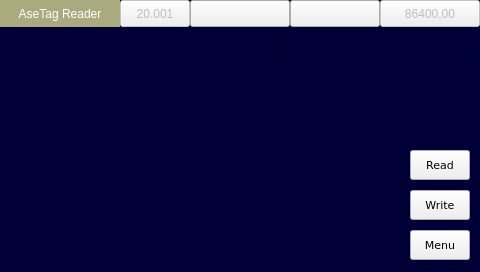
Qt form AnyTPAC/AseUSBTagReader/page100.ui (MECTsrl/mect_apps) before a commit.
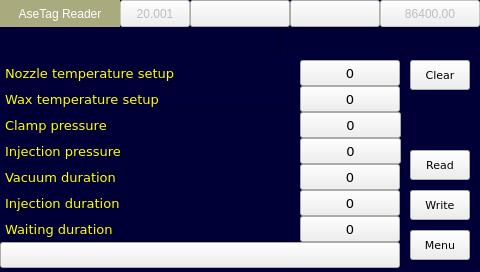
The same form after that commit. Custom widgets are drawn as their Qt base class.

```diff
--- a/AnyTPAC/AseUSBTagReader/page100.ui
+++ b/AnyTPAC/AseUSBTagReader/page100.ui
@@ -543,6 +543,613 @@
 <enum>QFrame::Raised</enum>
 </property>
 </widget>
+<widget class="QLabel" name="label_19">
+<property name="geometry">
+<rect>
+<x>0</x>
+<y>60</y>
+<width>300</width>
+<height>26</height>
+</rect>
+</property>
+<property name="font">
+<font>
+<family>DejaVu Sans</family>
+<pointsize>10</pointsize>
+</font>
+</property>
+<property name="frameShape">
+<enum>QFrame::Panel</enum>
+</property>
+<property name="frameShadow">
+<enum>QFrame::Raised</enum>
+</property>
+<property name="text">
+<string>Nozzle temperature setup</string>
+</property>
+<property name="alignment">
+<set>Qt::AlignLeading|Qt::AlignLeft|Qt::AlignVCenter</set>
+</property>
+</widget>
+<widget class="ATCMlabel" name="atcmLabel_9">
+<property name="geometry">
+<rect>
+<x>300</x>
+<y>86</y>
+<width>100</width>
+<height>26</height>
+</rect>
+</property>
+<property name="font">
+<font>
+<family>DejaVu Sans</family>
+<pointsize>10</pointsize>
+</font>
+</property>
+<property name="text">
+<string>0</string>
+</property>
+<property name="toolTip">
+<string>Tmp_TempSerbatoi</string>
+</property>
+<property name="whatsThis">
+<string>ATCMlabel widget</string>
+</property>
+<property name="variable">
+<string>Tmp_TempSerbatoi</string>
+</property>
+<property name="refresh">
+<number>200</number>
+</property>
+<property name="max">
+<string notr="true">85</string>
+</property>
+<property name="min">
+<string notr="true">50</string>
+</property>
+<property name="viewStatus">
+<bool>false</bool>
+</property>
+<property name="visibilityVar">
+<string/>
+</property>
+<property name="borderWidth">
+<number>1</number>
+</property>
+<property name="borderRadius">
+<number>0</number>
+</property>
+</widget>
+<widget class="ATCMlabel" name="atcmLabel_12">
+<property name="geometry">
+<rect>
+<x>300</x>
+<y>138</y>
+<width>101</width>
+<height>26</height>
+</rect>
+</property>
+<property name="font">
+<font>
+<family>DejaVu Sans</family>
+<pointsize>10</pointsize>
+</font>
+</property>
+<property name="text">
+<string>0</string>
+</property>
+<property name="toolTip">
+<string>Tmp_P5</string>
+</property>
+<property name="whatsThis">
+<string>ATCMlabel widget</string>
+</property>
+<property name="variable">
+<string>Tmp_P5</string>
+</property>
+<property name="refresh">
+<number>200</number>
+</property>
+<property name="max">
+<string notr="true">5</string>
+</property>
+<property name="min">
+<string notr="true">0.2</string>
+</property>
+<property name="viewStatus">
+<bool>false</bool>
+</property>
+<property name="visibilityVar">
+<string/>
+</property>
+<property name="borderWidth">
+<number>1</number>
+</property>
+<property name="borderRadius">
+<number>0</number>
+</property>
+</widget>
+<widget class="ATCMlabel" name="atcmLabel_11">
+<property name="geometry">
+<rect>
+<x>300</x>
+<y>216</y>
+<width>100</width>
+<height>26</height>
+</rect>
+</property>
+<property name="font">
+<font>
+<family>DejaVu Sans</family>
+<pointsize>10</pointsize>
+</font>
+</property>
+<property name="text">
+<string>0</string>
+</property>
+<property name="toolTip">
+<string>Tmp_TEMPO3</string>
+</property>
+<property name="whatsThis">
+<string>ATCMlabel widget</string>
+</property>
+<property name="variable">
+<string>Tmp_TEMPO3</string>
+</property>
+<property name="refresh">
+<number>200</number>
+</property>
+<property name="max">
+<string notr="true">20</string>
+</property>
+<property name="min">
+<string notr="true">0</string>
+</property>
+<property name="viewStatus">
+<bool>false</bool>
+</property>
+<property name="visibilityVar">
+<string/>
+</property>
+<property name="borderWidth">
+<number>1</number>
+</property>
+<property name="borderRadius">
+<number>0</number>
+</property>
+</widget>
+<widget class="QLabel" name="label_37">
+<property name="geometry">
+<rect>
+<x>0</x>
+<y>112</y>
+<width>300</width>
+<height>26</height>
+</rect>
+</property>
+<property name="font">
+<font>
+<family>DejaVu Sans</family>
+<pointsize>10</pointsize>
+</font>
+</property>
+<property name="frameShape">
+<enum>QFrame::Panel</enum>
+</property>
+<property name="frameShadow">
+<enum>QFrame::Raised</enum>
+</property>
+<property name="text">
+<string>Clamp pressure</string>
+</property>
+<property name="alignment">
+<set>Qt::AlignLeading|Qt::AlignLeft|Qt::AlignVCenter</set>
+</property>
+</widget>
+<widget class="QLabel" name="label_20">
+<property name="geometry">
+<rect>
+<x>0</x>
+<y>86</y>
+<width>300</width>
+<height>26</height>
+</rect>
+</property>
+<property name="font">
+<font>
+<family>DejaVu Sans</family>
+<pointsize>10</pointsize>
+</font>
+</property>
+<property name="frameShape">
+<enum>QFrame::Panel</enum>
+</property>
+<property name="frameShadow">
+<enum>QFrame::Raised</enum>
+</property>
+<property name="text">
+<string>Wax temperature setup</string>
+</property>
+<property name="alignment">
+<set>Qt::AlignLeading|Qt::AlignLeft|Qt::AlignVCenter</set>
+</property>
+</widget>
+<widget class="QLabel" name="label_31">
+<property name="geometry">
+<rect>
+<x>0</x>
+<y>164</y>
+<width>300</width>
+<height>26</height>
+</rect>
+</property>
+<property name="font">
+<font>
+<family>DejaVu Sans</family>
+<pointsize>10</pointsize>
+</font>
+</property>
+<property name="frameShape">
+<enum>QFrame::Panel</enum>
+</property>
+<property name="frameShadow">
+<enum>QFrame::Raised</enum>
+</property>
+<property name="text">
+<string>Vacuum duration</string>
+</property>
+<property name="alignment">
+<set>Qt::AlignLeading|Qt::AlignLeft|Qt::AlignVCenter</set>
+</property>
+</widget>
+<widget class="QLabel" name="label_36">
+<property name="geometry">
+<rect>
+<x>0</x>
+<y>216</y>
+<width>300</width>
+<height>26</height>
+</rect>
+</property>
+<property name="font">
+<font>
+<family>DejaVu Sans</family>
+<pointsize>10</pointsize>
+</font>
+</property>
+<property name="frameShape">
+<enum>QFrame::Panel</enum>
+</property>
+<property name="frameShadow">
+<enum>QFrame::Raised</enum>
+</property>
+<property name="text">
+<string>Waiting duration</string>
+</property>
+<property name="alignment">
+<set>Qt::AlignLeading|Qt::AlignLeft|Qt::AlignVCenter</set>
+</property>
+</widget>
+<widget class="QLabel" name="label_39">
+<property name="geometry">
+<rect>
+<x>0</x>
+<y>138</y>
+<width>300</width>
+<height>26</height>
+</rect>
+</property>
+<property name="font">
+<font>
+<family>DejaVu Sans</family>
+<pointsize>10</pointsize>
+</font>
+</property>
+<property name="frameShape">
+<enum>QFrame::Panel</enum>
+</property>
+<property name="frameShadow">
+<enum>QFrame::Raised</enum>
+</property>
+<property name="text">
+<string>Injection pressure</string>
+</property>
+<property name="alignment">
+<set>Qt::AlignLeading|Qt::AlignLeft|Qt::AlignVCenter</set>
+</property>
+</widget>
+<widget class="QLabel" name="label_28">
+<property name="geometry">
+<rect>
+<x>0</x>
+<y>190</y>
+<width>300</width>
+<height>26</height>
+</rect>
+</property>
+<property name="font">
+<font>
+<family>DejaVu Sans</family>
+<pointsize>10</pointsize>
+</font>
+</property>
+<property name="frameShape">
+<enum>QFrame::Panel</enum>
+</property>
+<property name="frameShadow">
+<enum>QFrame::Raised</enum>
+</property>
+<property name="text">
+<string>Injection duration</string>
+</property>
+<property name="alignment">
+<set>Qt::AlignLeading|Qt::AlignLeft|Qt::AlignVCenter</set>
+</property>
+</widget>
+<widget class="ATCMlabel" name="atcmLabel_8">
+<property name="geometry">
+<rect>
+<x>300</x>
+<y>164</y>
+<width>100</width>
+<height>26</height>
+</rect>
+</property>
+<property name="font">
+<font>
+<family>DejaVu Sans</family>
+<pointsize>10</pointsize>
+</font>
+</property>
+<property name="text">
+<string>0</string>
+</property>
+<property name="toolTip">
+<string>Tmp_TEMPO1</string>
+</property>
+<property name="whatsThis">
+<string>ATCMlabel widget</string>
+</property>
+<property name="variable">
+<string>Tmp_TEMPO1</string>
+</property>
+<property name="refresh">
+<number>200</number>
+</property>
+<property name="max">
+<string notr="true">30</string>
+</property>
+<property name="min">
+<string notr="true">1</string>
+</property>
+<property name="viewStatus">
+<bool>false</bool>
+</property>
+<property name="visibilityVar">
+<string/>
+</property>
+<property name="borderWidth">
+<number>1</number>
+</property>
+<property name="borderRadius">
+<number>0</number>
+</property>
+</widget>
+<widget class="ATCMlabel" name="atcmLabel_6">
+<property name="geometry">
+<rect>
+<x>300</x>
+<y>190</y>
+<width>100</width>
+<height>26</height>
+</rect>
+</property>
+<property name="font">
+<font>
+<family>DejaVu Sans</family>
+<pointsize>10</pointsize>
+</font>
+</property>
+<property name="text">
+<string>0</string>
+</property>
+<property name="toolTip">
+<string>Tmp_TEMPO2</string>
+</property>
+<property name="whatsThis">
+<string>ATCMlabel widget</string>
+</property>
+<property name="variable">
+<string>Tmp_TEMPO2</string>
+</property>
+<property name="refresh">
+<number>200</number>
+</property>
+<property name="max">
+<string notr="true">30</string>
+</property>
+<property name="min">
+<string notr="true">1</string>
+</property>
+<property name="viewStatus">
+<bool>false</bool>
+</property>
+<property name="visibilityVar">
+<string/>
+</property>
+<property name="borderWidth">
+<number>1</number>
+</property>
+<property name="borderRadius">
+<number>0</number>
+</property>
+</widget>
+<widget class="ATCMlabel" name="atcmLabel_7">
+<property name="geometry">
+<rect>
+<x>300</x>
+<y>60</y>
+<width>100</width>
+<height>26</height>
+</rect>
+</property>
+<property name="font">
+<font>
+<family>DejaVu Sans</family>
+<pointsize>10</pointsize>
+</font>
+</property>
+<property name="text">
+<string>0</string>
+</property>
+<property name="toolTip">
+<string>Tmp_TempUgello</string>
+</property>
+<property name="whatsThis">
+<string>ATCMlabel widget</string>
+</property>
+<property name="variable">
+<string>Tmp_TempUgello</string>
+</property>
+<property name="refresh">
+<number>200</number>
+</property>
+<property name="max">
+<string notr="true">85</string>
+</property>
+<property name="min">
+<string notr="true">50</string>
+</property>
+<property name="viewStatus">
+<bool>false</bool>
+</property>
+<property name="visibilityVar">
+<string/>
+</property>
+<property name="borderWidth">
+<number>1</number>
+</property>
+<property name="borderRadius">
+<number>0</number>
+</property>
+</widget>
+<widget class="ATCMlabel" name="atcmLabel_10">
+<property name="geometry">
+<rect>
+<x>300</x>
+<y>112</y>
+<width>101</width>
+<height>26</height>
+</rect>
+</property>
+<property name="font">
+<font>
+<family>DejaVu Sans</family>
+<pointsize>10</pointsize>
+</font>
+</property>
+<property name="text">
+<string>0</string>
+</property>
+<property name="toolTip">
+<string>Tmp_P3</string>
+</property>
+<property name="whatsThis">
+<string>ATCMlabel widget</string>
+</property>
+<property name="variable">
+<string>Tmp_P3</string>
+</property>
+<property name="refresh">
+<number>200</number>
+</property>
+<property name="max">
+<string notr="true">5</string>
+</property>
+<property name="min">
+<string notr="true">0.2</string>
+</property>
+<property name="viewStatus">
+<bool>false</bool>
+</property>
+<property name="visibilityVar">
+<string/>
+</property>
+<property name="borderWidth">
+<number>1</number>
+</property>
+<property name="borderRadius">
+<number>0</number>
+</property>
+</widget>
+<widget class="QPushButton" name="pushButtonText">
+<property name="geometry">
+<rect>
+<x>0</x>
+<y>242</y>
+<width>400</width>
+<height>26</height>
+</rect>
+</property>
+<property name="text">
+<string/>
+</property>
+<property name="font">
+ <font>
+  <family>DejaVu Sans</family>
+  <pointsize>8</pointsize>
+ </font>
+</property>
+</widget>
+<widget class="ATCMbutton" name="atcmButtonClear">
+<property name="geometry">
+<rect>
+<x>410</x>
+<y>60</y>
+<width>60</width>
+<height>30</height>
+</rect>
+</property>
+<property name="font">
+<font>
+<family>DejaVu Sans</family>
+<pointsize>8</pointsize>
+</font>
+</property>
+<property name="toolTip">
+<string/>
+</property>
+<property name="whatsThis">
+<string>ATCMbutton widget</string>
+</property>
+<property name="pageName">
+<string notr="true"/>
+</property>
+<property name="statusvar">
+<string notr="true"/>
+</property>
+<property name="viewStatus">
+<bool>false</bool>
+</property>
+<property name="visibilityVar">
+<string notr="true"/>
+</property>
+<property name="text">
+<string>Clear</string>
+</property>
+<property name="pressText">
+<string>Clear</string>
+</property>
+<property name="borderWidth">
+<number>0</number>
+</property>
+<property name="borderRadius">
+<number>5</number>
+</property>
+<property name="apparence">
+<enum>QFrame::Raised</enum>
+</property>
+</widget>
 </widget>
 <customwidgets>
 <customwidget>
```
Left out of the diff: 26 changed lines with no effect on the pictures.
